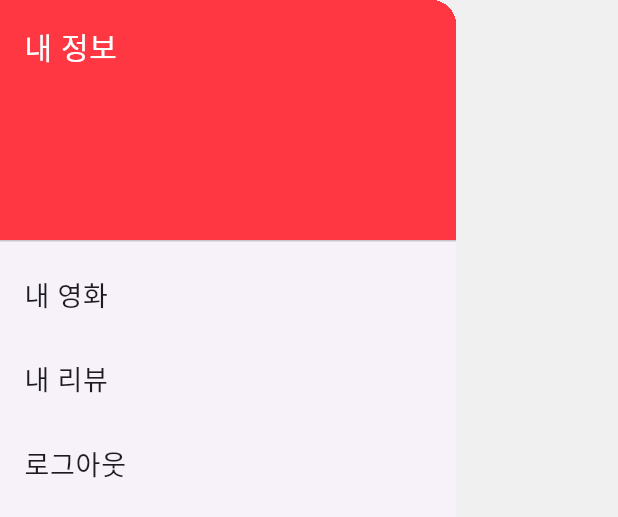
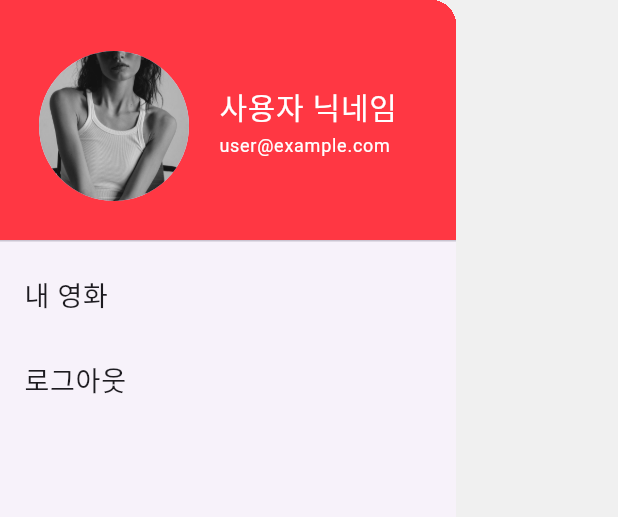
Before and after one commit to tukWinterProject/Frontend, a Flutter app: the ProfileDrawer widget shown alone on an empty page, opened directly, on a phone screen of 412 x 824 dp. Shown: the top 517 px of the screen. Run offline on Flutter 3.47's test engine with Material 3 defaults, Android fonts, the phone set to English and light mode, and no system bars.

Commit message:
마이페이지 퍼블리싱 완료

```diff
--- a/moviereport/lib/src/shared/ProfileDrawer.dart
+++ b/moviereport/lib/src/shared/ProfileDrawer.dart
@@ -1,6 +1,10 @@
 import 'package:flutter/material.dart';
 
 class ProfileDrawer extends StatelessWidget {
+  final String userProfileImage = 'images/people.png';
+  final String userNickname = '사용자 닉네임'; // 실제 사용자의 닉네임
+  final String userEmail = 'user@example.com'; // 실제 사용자의 이메일
+
   const ProfileDrawer({Key? key}) : super(key: key);
 
   @override
@@ -13,15 +17,41 @@ class ProfileDrawer extends StatelessWidget {
   }
 
   List<Widget> buildMenuItems(BuildContext context) {
-    final List<String> menuTitles = ['내 영화', '내 리뷰', '로그아웃'];
+    final List<String> menuTitles = ['내 영화', '로그아웃'];
     List<Widget> menuItems = [];
 
     menuItems.add(
       DrawerHeader(
-        decoration: BoxDecoration(color: Color(0xffFF3743)),
-        child: Text(
-          '내 정보',
-          style: TextStyle(color: Colors.white, fontSize: 20),
+        decoration: BoxDecoration(
+          color: Color(0xffFF3743),
+        ),
+        child: Row(
+          mainAxisAlignment: MainAxisAlignment.start,
+          crossAxisAlignment: CrossAxisAlignment.center,
+          children: [
+            SizedBox(width: 10),
+            CircleAvatar(
+              radius: 50,
+              backgroundImage: AssetImage(userProfileImage),
+            ),
+            SizedBox(width: 20),
+            Column(
+              crossAxisAlignment: CrossAxisAlignment.start,
+              children: [
+                SizedBox(
+                  height: 40,
+                ),
+                Text(
+                  userNickname,
+                  style: TextStyle(color: Colors.white, fontSize: 20),
+                ),
+                Text(
+                  userEmail,
+                  style: TextStyle(color: Colors.white, fontSize: 12),
+                ),
+              ],
+            ),
+          ],
         ),
       ),
     );
--- a/moviereport/pubspec.yaml
+++ b/moviereport/pubspec.yaml
@@ -65,6 +65,7 @@ flutter:
     - images/parasite.png
     - images/straw.png
     - images/toy.png
+    - images/people.png
   #   - images/a_dot_ham.jpeg
 
   # An image asset can refer to one or more resolution-specific "variants", see
```
Also changed, not shown: moviereport/lib/src/Widgets/AppBarWidget.dart (deleted, +0 -37 lines), moviereport/images/people.png (added).
